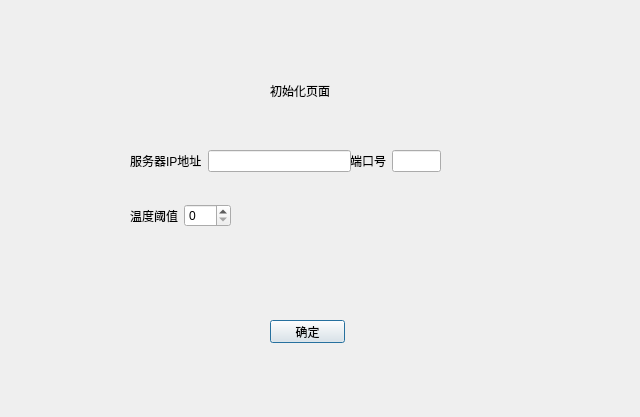
First picture: the form in GuestClient/initialpage.ui, repository starsload/46572020, before the edit.
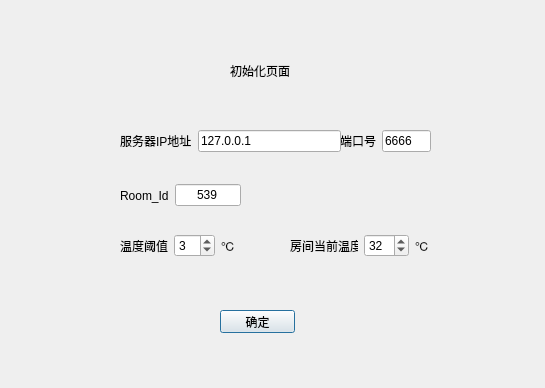
Second picture: the form after the edit.

What changed in the file:
```diff
--- a/GuestClient/initialpage.ui
+++ b/GuestClient/initialpage.ui
@@ -6,8 +6,8 @@
    <rect>
     <x>0</x>
     <y>0</y>
-    <width>640</width>
-    <height>417</height>
+    <width>545</width>
+    <height>388</height>
    </rect>
   </property>
   <property name="windowTitle">
@@ -16,8 +16,8 @@
   <widget class="QLabel" name="label">
    <property name="geometry">
     <rect>
-     <x>270</x>
-     <y>80</y>
+     <x>230</x>
+     <y>60</y>
      <width>71</width>
      <height>21</height>
     </rect>
@@ -29,8 +29,8 @@
   <widget class="QPushButton" name="btn_yes">
    <property name="geometry">
     <rect>
-     <x>270</x>
-     <y>320</y>
+     <x>220</x>
+     <y>310</y>
      <width>75</width>
      <height>23</height>
     </rect>
@@ -42,9 +42,9 @@
   <widget class="QWidget" name="layoutWidget">
    <property name="geometry">
     <rect>
-     <x>130</x>
-     <y>200</y>
-     <width>101</width>
+     <x>120</x>
+     <y>230</y>
+     <width>121</width>
      <height>31</height>
     </rect>
    </property>
@@ -57,15 +57,29 @@
      </widget>
     </item>
     <item>
-     <widget class="QSpinBox" name="temp_threshold"/>
+     <widget class="QSpinBox" name="temp_threshold">
+      <property name="maximum">
+       <number>10</number>
+      </property>
+      <property name="value">
+       <number>3</number>
+      </property>
+     </widget>
+    </item>
+    <item>
+     <widget class="QLabel" name="label_5">
+      <property name="text">
+       <string>℃</string>
+      </property>
+     </widget>
     </item>
    </layout>
   </widget>
   <widget class="QWidget" name="layoutWidget">
    <property name="geometry">
     <rect>
-     <x>350</x>
-     <y>150</y>
+     <x>340</x>
+     <y>130</y>
      <width>91</width>
      <height>22</height>
     </rect>
@@ -79,15 +93,22 @@
      </widget>
     </item>
     <item>
-     <widget class="QLineEdit" name="le_port"/>
+     <widget class="QLineEdit" name="le_port">
+      <property name="text">
+       <string>6666</string>
+      </property>
+      <property name="maxLength">
+       <number>5</number>
+      </property>
+     </widget>
     </item>
    </layout>
   </widget>
   <widget class="QWidget" name="layoutWidget">
    <property name="geometry">
     <rect>
-     <x>130</x>
-     <y>150</y>
+     <x>120</x>
+     <y>130</y>
      <width>221</width>
      <height>22</height>
     </rect>
@@ -101,7 +122,85 @@
      </widget>
     </item>
     <item>
-     <widget class="QLineEdit" name="le_ip_address"/>
+     <widget class="QLineEdit" name="le_ip_address">
+      <property name="text">
+       <string>127.0.0.1</string>
+      </property>
+     </widget>
+    </item>
+   </layout>
+  </widget>
+  <widget class="QWidget" name="layoutWidget_2">
+   <property name="geometry">
+    <rect>
+     <x>290</x>
+     <y>230</y>
+     <width>140</width>
+     <height>31</height>
+    </rect>
+   </property>
+   <layout class="QHBoxLayout" name="horizontalLayout_4">
+    <item>
+     <widget class="QLabel" name="label_6">
+      <property name="text">
+       <string>房间当前温度</string>
+      </property>
+     </widget>
+    </item>
+    <item>
+     <widget class="QSpinBox" name="temp_real">
+      <property name="minimum">
+       <number>-20</number>
+      </property>
+      <property name="maximum">
+       <number>50</number>
+      </property>
+      <property name="value">
+       <number>32</number>
+      </property>
+     </widget>
+    </item>
+    <item>
+     <widget class="QLabel" name="label_7">
+      <property name="text">
+       <string>℃</string>
+      </property>
+     </widget>
+    </item>
+   </layout>
+  </widget>
+  <widget class="QWidget" name="layoutWidget_3">
+   <property name="geometry">
+    <rect>
+     <x>120</x>
+     <y>180</y>
+     <width>121</width>
+     <height>31</height>
+    </rect>
+   </property>
+   <layout class="QHBoxLayout" name="horizontalLayout_5">
+    <item>
+     <widget class="QLabel" name="label_8">
+      <property name="text">
+       <string>Room_Id</string>
+      </property>
+     </widget>
+    </item>
+    <item>
+     <widget class="QLineEdit" name="le_room_id">
+      <property name="inputMask">
+       <string/>
+      </property>
+      <property name="text">
+       <string>539</string>
+      </property>
+      <property name="maxLength">
+       <number>3</number>
+      </property>
+      <property name="alignment">
+       <set>Qt::AlignCenter</set>
+      </property>
+     </widget>
     </item>
    </layout>
   </widget>
```
